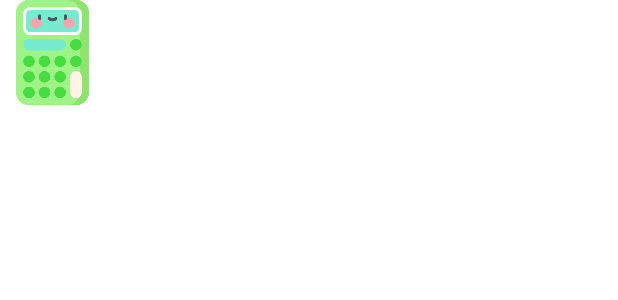
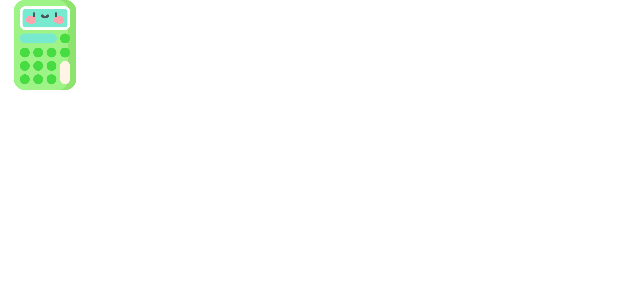
Before and after one commit to WhatTheBlock/FloatCalculator, an Android app: the layout float_icon.xml on its own in the app's theme, with its tools: preview values and no code run, on a phone screen of 412 x 824 dp. Shown: the top 300 px of the screen. Run offline under Robolectric (Android 15) with nearby library versions, the phone set to English and light mode, and no system bars.

Commit message:
調整懸浮圖標大小

```diff
--- a/app/src/main/res/layout/float_icon.xml
+++ b/app/src/main/res/layout/float_icon.xml
@@ -3,8 +3,8 @@
     xmlns:app="http://schemas.android.com/apk/res-auto"
     xmlns:tools="http://schemas.android.com/tools"
     android:id="@android:id/icon"
-    android:layout_width="70dp"
-    android:layout_height="70dp"
+    android:layout_width="60dp"
+    android:layout_height="60dp"
     android:background="#00FFFFFF"
     app:srcCompat="@drawable/calculator_icon"
     tools:ignore="ContentDescription,ImageContrastCheck">
```
